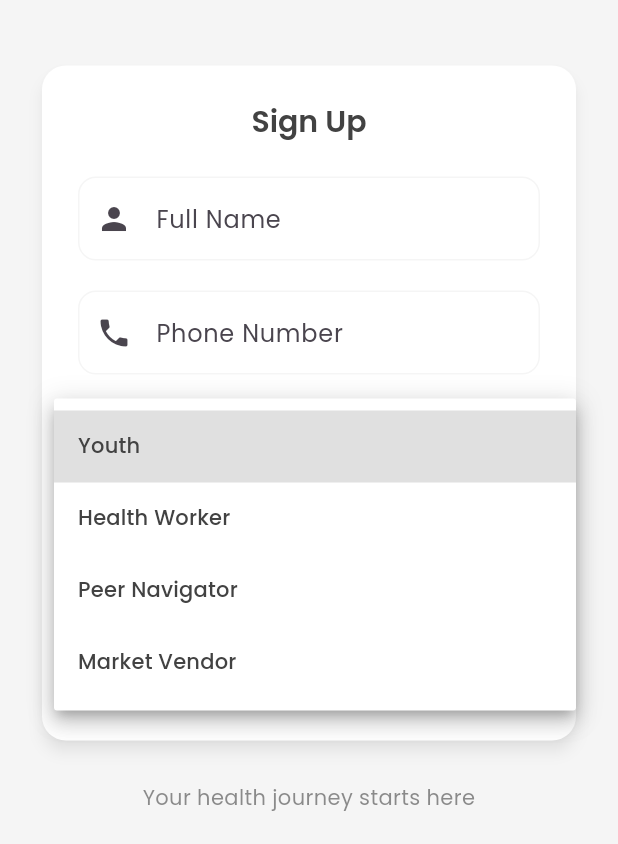
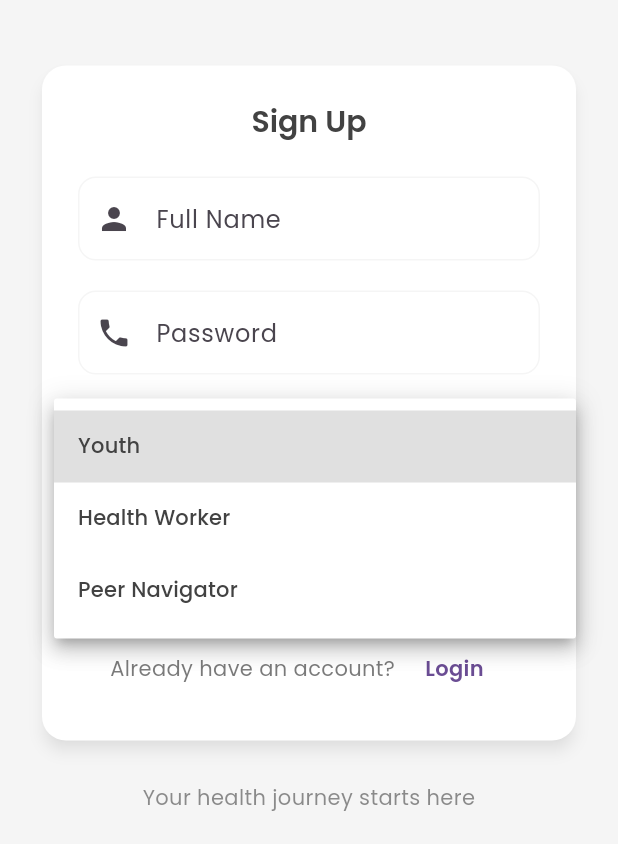
Before and after one commit to pumulo-mufalali/BwinoLink_YouthCare, a Flutter app: the SignupScreen screen opened by its route, after a tap on "Youth", on a phone screen of 412 x 824 dp, the part 392-1236 px from its top. Run offline on Flutter 3.47's test engine with Material 3 defaults, Android fonts, the light colour scheme and no system bars; our stand-ins replace google_fonts; accounts and stored records are empty.

Commit message:
signup page changed

```diff
--- a/lib/screens/signup_screen.dart
+++ b/lib/screens/signup_screen.dart
@@ -181,24 +181,21 @@ class _SignupScreenState extends State<SignupScreen> {
                           keyboardType: TextInputType.number,
                           maxLength: 10,
                           decoration: const InputDecoration(
-                            labelText: 'Phone Number',
-                            hintText: '0712345678',
+                            labelText: 'Password',
+                            hintText: 'Password',
                             prefixIcon: Icon(Icons.phone),
                             counterText: '',
                           ),
                           validator: (value) {
                             if (value == null || value.isEmpty) {
-                              return 'Please enter your phone number';
+                              return 'Please enter your password';
                             }
                             if (value.length != 10) {
-                              return 'Phone number must be exactly 10 digits';
-                            }
-                            if (!RegExp(r'^[0-9]+$').hasMatch(value)) {
-                              return 'Phone number must contain only digits';
+                              return 'Password must be at least 4 characters';
                             }
                             // Check if phone number already exists
                             if (DummyData.users.any((user) => user.phoneNumber == value)) {
-                              return 'Phone number already registered';
+                              return 'Password already registered';
                             }
                             return null;
                           },
@@ -225,10 +222,6 @@ class _SignupScreenState extends State<SignupScreen> {
                             DropdownMenuItem(
                               value: 'peer_navigator',
                               child: Text('Peer Navigator'),
-                            ),
-                            DropdownMenuItem(
-                              value: 'vendor',
-                              child: Text('Market Vendor'),
                             ),
                           ],
                           onChanged: (value) {
```
